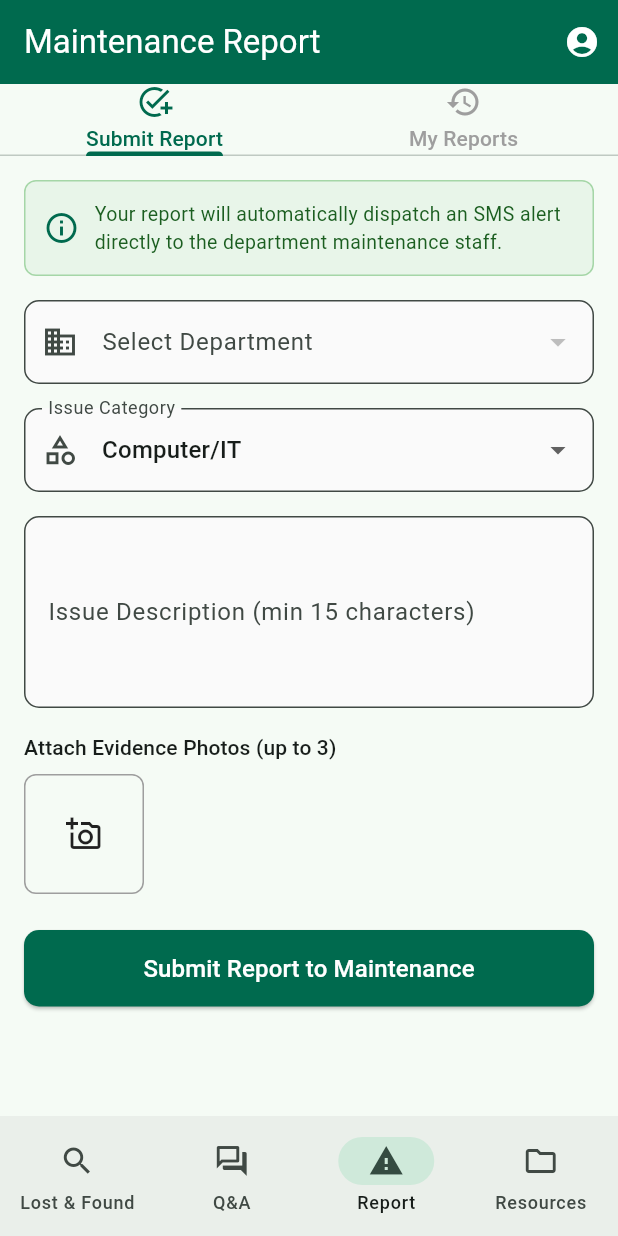
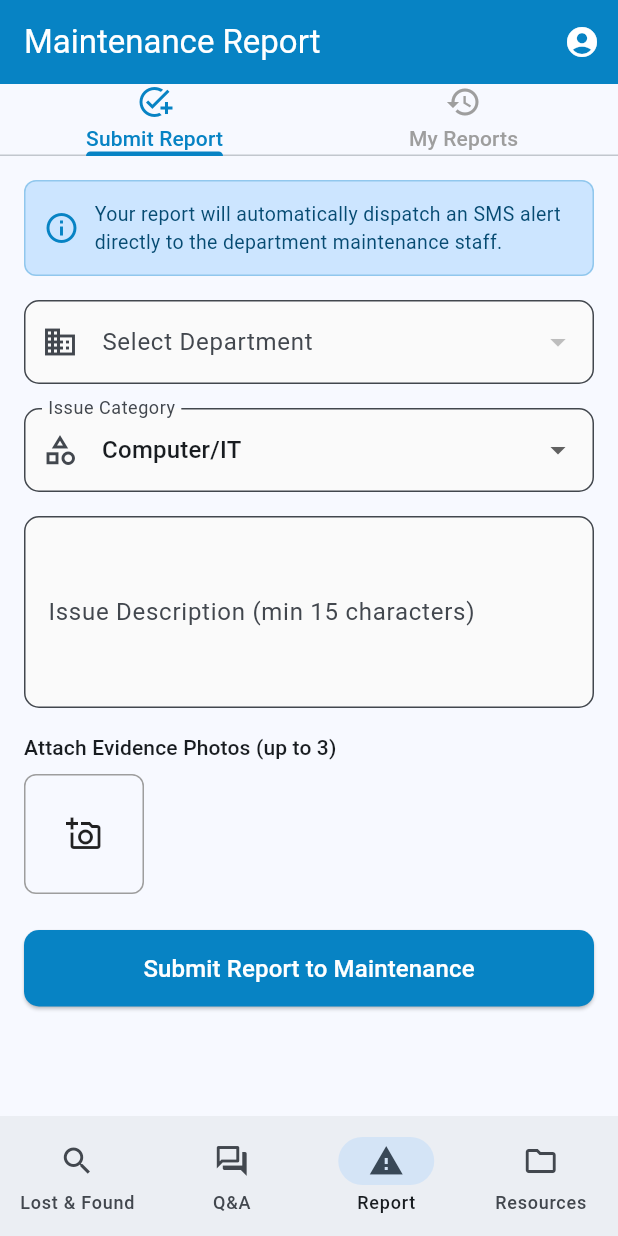
Before and after one commit to Md-Maruf-Hasan/DIU-Report-Box, a Flutter app: the screen it shows once a user with an empty profile is signed in, item 3 of the bottom bar chosen, on a phone screen of 412 x 824 dp. Run offline on Flutter 3.47's test engine with Material 3 defaults, Android fonts, the phone set to English and light mode, and no system bars; our stand-ins replace cloud_firestore, cloud_functions, file_picker, firebase_auth, firebase_core, firebase_messaging and 5 more; accounts and stored records are empty.

Commit message:
UI Update

```diff
--- a/lib/app/theme.dart
+++ b/lib/app/theme.dart
@@ -4,22 +4,21 @@ import 'package:flutter_riverpod/flutter_riverpod.dart';
 final themeModeProvider = StateProvider<ThemeMode>((ref) => ThemeMode.system);
 
 class AppTheme {
-  static const Color primaryGreen = Color(0xFF006A4E);
-  static const Color primaryGreenDark = Color(0xFF004D38);
-  static const Color accentGold = Color(0xFFF2A900);
+  static const Color primaryBlue = Color(0xFF0783C4);
+  static const Color accentTeal = Color(0xFF05A0B5);
 
   static ThemeData get lightTheme {
     return ThemeData(
       useMaterial3: true,
       colorScheme: ColorScheme.fromSeed(
-        seedColor: primaryGreen,
-        primary: primaryGreen,
-        secondary: accentGold,
+        seedColor: primaryBlue,
+        primary: primaryBlue,
+        secondary: accentTeal,
         brightness: Brightness.light,
       ),
       appBarTheme: const AppBarTheme(
         centerTitle: false,
-        backgroundColor: primaryGreen,
+        backgroundColor: primaryBlue,
         foregroundColor: Colors.white,
         elevation: 0,
       ),
@@ -38,7 +37,7 @@ class AppTheme {
       ),
       elevatedButtonTheme: ElevatedButtonThemeData(
         style: ElevatedButton.styleFrom(
-          backgroundColor: primaryGreen,
+          backgroundColor: primaryBlue,
           foregroundColor: Colors.white,
           shape: RoundedRectangleBorder(
             borderRadius: BorderRadius.circular(10),
@@ -53,7 +52,9 @@ class AppTheme {
     return ThemeData(
       useMaterial3: true,
       colorScheme: ColorScheme.fromSeed(
-        seedColor: primaryGreen,
+        seedColor: primaryBlue,
+        primary: primaryBlue,
+        secondary: accentTeal,
         brightness: Brightness.dark,
         surface: const Color(0xFF1E1E1E),
       ),
@@ -79,7 +80,7 @@ class AppTheme {
       ),
       elevatedButtonTheme: ElevatedButtonThemeData(
         style: ElevatedButton.styleFrom(
-          backgroundColor: primaryGreen,
+          backgroundColor: primaryBlue,
           foregroundColor: Colors.white,
           shape: RoundedRectangleBorder(
             borderRadius: BorderRadius.circular(10),
--- a/lib/features/reports/presentation/submit_report_screen.dart
+++ b/lib/features/reports/presentation/submit_report_screen.dart
@@ -188,19 +188,26 @@ class _SubmitReportFormState extends ConsumerState<SubmitReportForm> {
             Container(
               padding: const EdgeInsets.all(12),
               decoration: BoxDecoration(
-                color: Colors.green.shade50,
+                color: Theme.of(context).colorScheme.primaryContainer,
                 borderRadius: BorderRadius.circular(8),
-                border: Border.all(color: Colors.green.shade200),
+                border: Border.all(
+                  color: Theme.of(context).colorScheme.primary.withOpacity(0.3),
+                ),
               ),
               child: Row(
                 children: [
-                  const Icon(Icons.info_outline, color: Color(0xFF006A4E)),
+                  Icon(
+                    Icons.info_outline,
+                    color: Theme.of(context).colorScheme.primary,
+                  ),
                   const SizedBox(width: 10),
                   Expanded(
                     child: Text(
                       'Your report will automatically dispatch an SMS alert directly to the department maintenance staff.',
-                      style:
-                          TextStyle(color: Colors.green.shade900, fontSize: 13),
+                      style: TextStyle(
+                        color: Theme.of(context).colorScheme.onPrimaryContainer,
+                        fontSize: 13,
+                      ),
                     ),
                   ),
                 ],
--- a/lib/features/resources/presentation/resource_detail_screen.dart
+++ b/lib/features/resources/presentation/resource_detail_screen.dart
@@ -96,7 +96,11 @@ class ResourceDetailScreen extends ConsumerWidget {
             const SizedBox(height: 8),
             Text(
               '${resource.courseCode} - ${resource.courseTitle}',
-              style: const TextStyle(fontSize: 16, color: Color(0xFF006A4E), fontWeight: FontWeight.w600),
+              style: TextStyle(
+                fontSize: 16,
+                color: Theme.of(context).colorScheme.primary,
+                fontWeight: FontWeight.w600,
+              ),
             ),
             const SizedBox(height: 4),
             Text('Semester / Term: ${resource.term}', style: TextStyle(color: Colors.grey.shade700)),
```
Also changed, not shown: lib/features/qa/presentation/qa_feed_screen.dart (+6 -2 lines), lib/features/resources/presentation/resources_screen.dart (+6 -2 lines).
